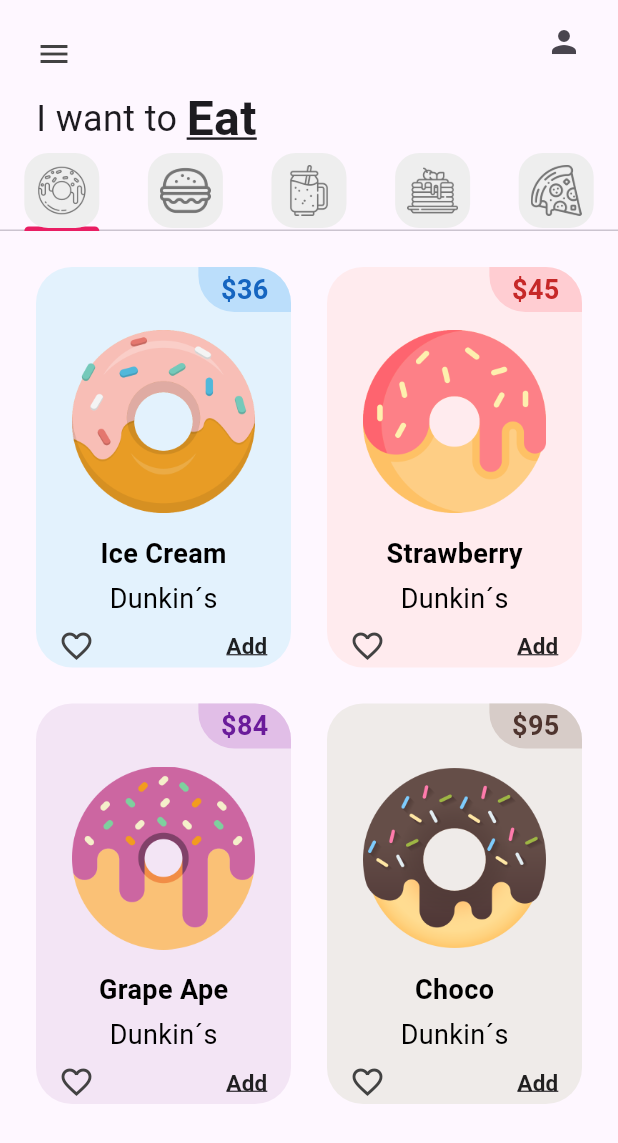
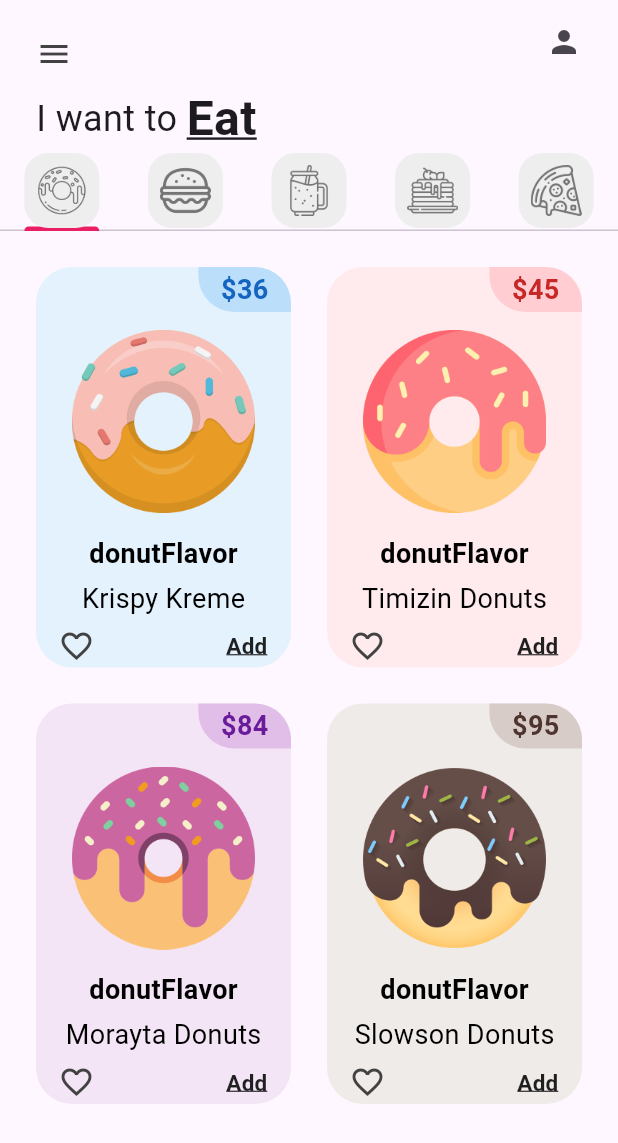
Before and after one commit to Maverick2505/donut_app_4sa, a Flutter app: the screen it shows after launch, on a phone screen of 412 x 824 dp. Shown: the top 1143 px of the screen. Run offline on Flutter 3.47's test engine with Material 3 defaults, Android fonts, the phone set to English and light mode, and no system bars.

Commit message:
DonuTileFinished

```diff
--- a/lib/tabs/donut_tab.dart
+++ b/lib/tabs/donut_tab.dart
@@ -5,11 +5,11 @@ class DonutTab extends StatelessWidget {
 
 //list of donuts
   final List donutsOnSale = [
-    // [ donutFlavor, donutPrice, donutColor, imageName ]
-    ["Ice Cream", "36", Colors.blue, "lib/images/icecream_donut.png"],
-    ["Strawberry", "45", Colors.red, "lib/images/strawberry_donut.png"],
-    ["Grape Ape", "84", Colors.purple, "lib/images/grape_donut.png"],
-    ["Choco", "95", Colors.brown, "lib/images/chocolate_donut.png"],
+    // [ donutFlavor, donutStore, donutPrice, donutColor, imageName ]
+    ["Ice Cream", "Krispy Kreme", "36", Colors.blue, "lib/images/icecream_donut.png"],
+    ["Strawberry",  "Timizin Donuts","45", Colors.red, "lib/images/strawberry_donut.png"],
+    ["Grape Ape", "Morayta Donuts","84", Colors.purple, "lib/images/grape_donut.png"],
+    ["Choco", "Slowson Donuts","95", Colors.brown, "lib/images/chocolate_donut.png"],
 ];
 
   DonutTab({super.key});
@@ -30,9 +30,10 @@ class DonutTab extends StatelessWidget {
       itemBuilder: (context, index) {
         return DonutTile(
           donutFlavor: donutsOnSale[index][0],
-          donutPrice: donutsOnSale[index][1],
-          donutColor: donutsOnSale[index][2],
-          imageName: donutsOnSale[index][3],
+          donutStore: donutsOnSale [index][1],
+          donutPrice: donutsOnSale[index][2],
+          donutColor: donutsOnSale[index][3],
+          imageName: donutsOnSale[index][4],
         );
   });
   }
--- a/lib/utils/donut_tile.dart
+++ b/lib/utils/donut_tile.dart
@@ -2,6 +2,7 @@ import 'package:flutter/material.dart';
 
 class DonutTile extends StatelessWidget {
   final String donutFlavor;
+  final String donutStore;
   final String donutPrice;
   //dynamic porque sera de tipo color
   final dynamic donutColor;
@@ -9,6 +10,7 @@ class DonutTile extends StatelessWidget {
 
   const DonutTile({super.key,
    required this.donutFlavor,
+   required this.donutStore,
    required this.donutColor,
    required this.donutPrice,
    required this.imageName});
@@ -57,7 +59,7 @@ class DonutTile extends StatelessWidget {
               Container(
                 padding: const EdgeInsets.symmetric(vertical: 2, horizontal:15),
                 child: Text(
-                  "$donutFlavor",
+                  "donutFlavor",
                   style: TextStyle(
                     fontWeight: FontWeight.bold,
                     fontSize: 18,
@@ -68,7 +70,7 @@ class DonutTile extends StatelessWidget {
               Container(
                 padding: const EdgeInsets.symmetric(vertical: 2, horizontal:15),
                 child: Text(
-                  "Dunkin´s",
+                  donutStore,
                   style: TextStyle(
                     fontSize: 18,
                     color: Colors.black,
```
